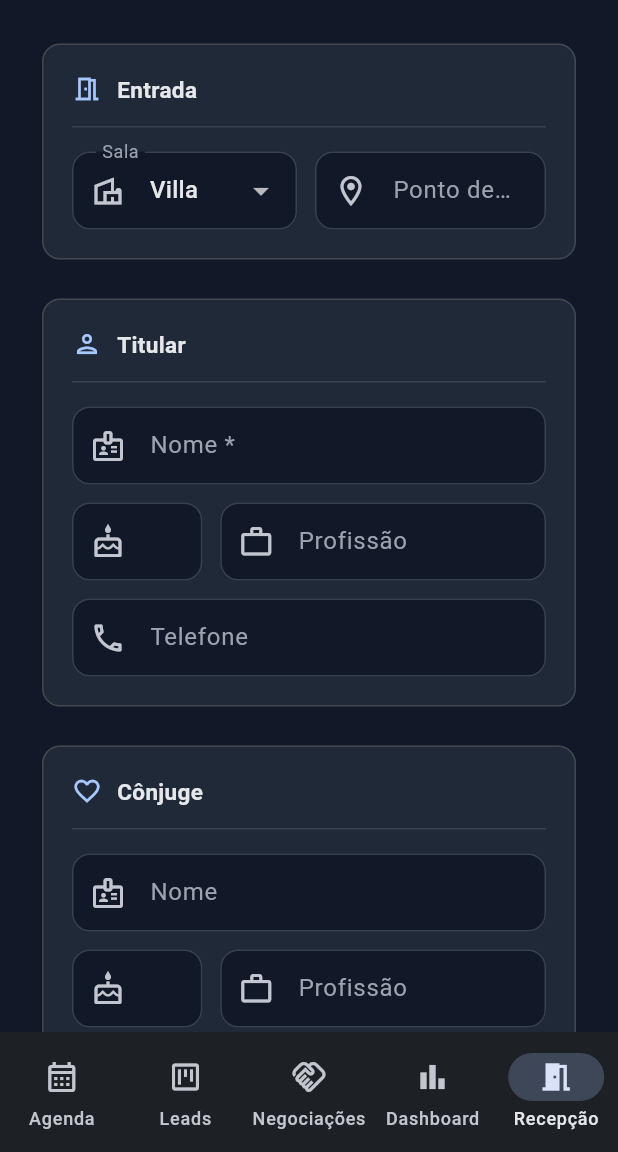
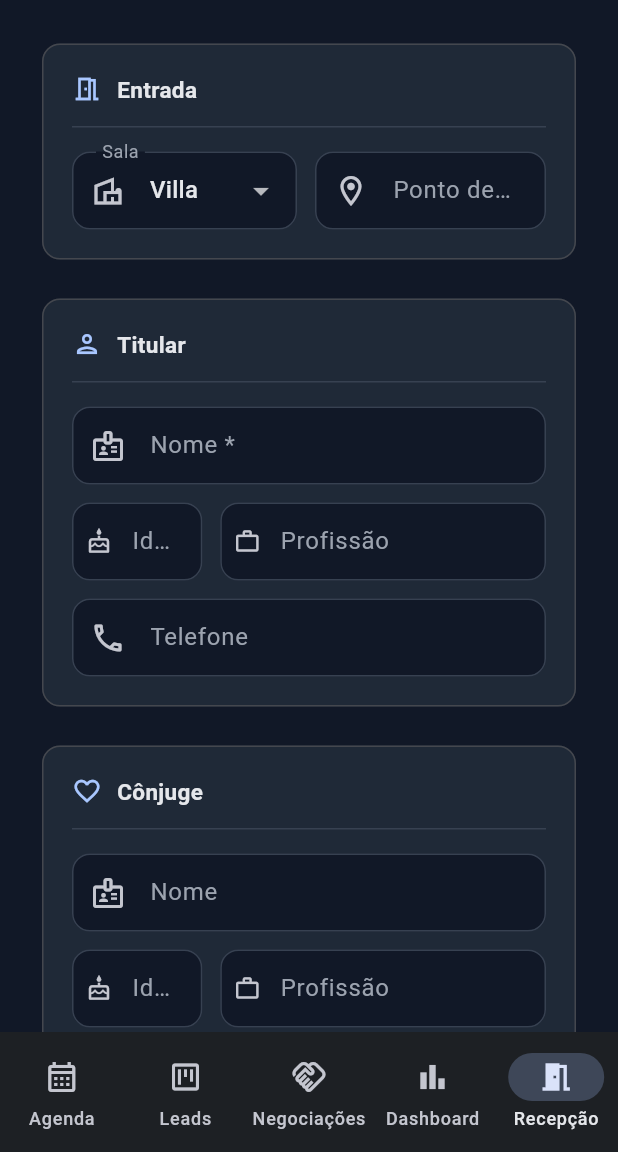
Before and after one commit to JeffHenriqueM/crm-pessoal, a Flutter app: the screen it shows once a user with an empty profile is signed in, item 5 of the bottom bar chosen, on a phone screen of 412 x 824 dp, the part 84-1236 px from its top. Run offline on Flutter 3.47's test engine with Material 3 defaults, Android fonts, the phone set to English and light mode, and no system bars; our stand-ins replace cloud_firestore, firebase_auth, firebase_core, firebase_messaging, fl_chart, font_awesome_flutter and 5 more; missing offline and left inert: add_2_calendar; accounts and stored records are empty.

Commit message:
fix: dropdown captador/vendedor + recepção com vendedor único (liner)
- Adiciona == e hashCode no Usuario model baseados no id, corrigindo o
  bug onde DropdownButtonFormField não conseguia selecionar o item
- Remove toggle Liner+Closer da recepção: na fase de entrada só um
  vendedor é atribuído (salvo como linerId para visibilidade na lista)
- Closer pode ser adicionado depois via ficha do cliente
- Garante ícones visíveis em Idade e Profissão com prefixIconConstraints
  menores (size:18, minWidth:36) para campos estreitos em Row

Co-Authored-By: Claude Sonnet 4.6 <noreply@anthropic.com>

```diff
--- a/lib/models/usuario_model.dart
+++ b/lib/models/usuario_model.dart
@@ -34,4 +34,10 @@ class Usuario {
       'ativo': ativo,
     };
   }
+
+  @override
+  bool operator ==(Object other) => other is Usuario && other.id == id;
+
+  @override
+  int get hashCode => id.hashCode;
 }
--- a/lib/screens/recepcao_screen.dart
+++ b/lib/screens/recepcao_screen.dart
@@ -92,11 +92,9 @@ class _RecepcaoScreenState extends State<RecepcaoScreen> {
   String?   _brinde;
   Usuario?  _captador;
 
-  // Vendedor — modo FTB ou liner+closer
-  bool     _doisVendedores = false;
-  Usuario? _vendedor; // FTB
-  Usuario? _liner;    // quem apresenta
-  Usuario? _closer;   // quem fecha
+  // Na recepção, apenas o Liner (apresentador) é atribuído.
+  // O Closer pode ser adicionado depois na ficha do cliente.
+  Usuario? _liner;
 
   List<Usuario> _usuarios          = [];
   bool          _carregandoUsuarios = true;
@@ -151,11 +149,11 @@ class _RecepcaoScreenState extends State<RecepcaoScreen> {
       final agora = DateTime.now();
       final numeroAtendimento = await _service.proximoNumeroAtendimento();
 
-      // Define vendedor, liner e closer conforme o modo
-      final String? vendedorId   = _doisVendedores ? _closer?.id   : _vendedor?.id;
-      final String? vendedorNome = _doisVendedores ? _closer?.nome  : _vendedor?.nome;
-      final String? linerId      = _doisVendedores ? _liner?.id     : null;
-      final String? linerNome    = _doisVendedores ? _liner?.nome   : null;
+      // Recepção atribui apenas o Liner. Closer = null até ser definido depois.
+      final String? linerId   = _liner?.id;
+      final String? linerNome = _liner?.nome;
+      const String? vendedorId   = null;
+      const String? vendedorNome = null;
 
       final cliente = Cliente(
         nome: _nomeCtrl.text.trim(),
@@ -246,12 +244,9 @@ class _RecepcaoScreenState extends State<RecepcaoScreen> {
       c.clear();
     }
     _captador = null;
-    _vendedor = null;
     _liner = null;
-    _closer = null;
     _brinde = null;
     _sala = 'Villa';
-    _doisVendedores = false;
   }
 
   // ── Build ─────────────────────────────────────────────────────────────────
@@ -326,7 +321,9 @@ class _RecepcaoScreenState extends State<RecepcaoScreen> {
                           controller: _idadeCtrl,
                           decoration: const InputDecoration(
                             labelText: 'Idade',
-                            prefixIcon: Icon(Icons.cake_outlined),
+                            prefixIcon: Icon(Icons.cake_outlined, size: 18),
+                            prefixIconConstraints:
+                                BoxConstraints(minWidth: 36, minHeight: 36),
                           ),
                           keyboardType: TextInputType.number,
                           inputFormatters: [FilteringTextInputFormatter.digitsOnly],
@@ -339,7 +336,9 @@ class _RecepcaoScreenState extends State<RecepcaoScreen> {
                           controller: _profissaoCtrl,
                           decoration: const InputDecoration(
                             labelText: 'Profissão',
-                            prefixIcon: Icon(Icons.work_outline),
+                            prefixIcon: Icon(Icons.work_outline, size: 18),
+                            prefixIconConstraints:
+                                BoxConstraints(minWidth: 36, minHeight: 36),
                           ),
                           textCapitalization: TextCapitalization.words,
                         ),
@@ -381,7 +380,9 @@ class _RecepcaoScreenState extends State<RecepcaoScreen> {
                           controller: _idadeConjugeCtrl,
                           decoration: const InputDecoration(
                             labelText: 'Idade',
-                            prefixIcon: Icon(Icons.cake_outlined),
+                            prefixIcon: Icon(Icons.cake_outlined, size: 18),
+                            prefixIconConstraints:
+                                BoxConstraints(minWidth: 36, minHeight: 36),
                           ),
                           keyboardType: TextInputType.number,
                           inputFormatters: [FilteringTextInputFormatter.digitsOnly],
@@ -394,7 +395,9 @@ class _RecepcaoScreenState extends State<RecepcaoScreen> {
                           controller: _profissaoConjugeCtrl,
                           decoration: const InputDecoration(
                             labelText: 'Profissão',
-                            prefixIcon: Icon(Icons.work_outline),
+                            prefixIcon: Icon(Icons.work_outline, size: 18),
+                            prefixIconConstraints:
+                                BoxConstraints(minWidth: 36, minHeight: 36),
                           ),
                           textCapitalization: TextCapitalization.words,
                         ),
@@ -437,105 +440,24 @@ class _RecepcaoScreenState extends State<RecepcaoScreen> {
                         onChanged: (v) => setState(() => _captador = v),
                         validator: (v) => v == null ? 'Selecione o captador' : null,
                       ),
-                      const SizedBox(height: 16),
-
-                      // Toggle: dois vendedores?
-                      Container(
-                        decoration: BoxDecoration(
-                          color: _doisVendedores
-                              ? cs.secondaryContainer.withValues(alpha: 0.4)
-                              : cs.surfaceContainerHighest.withValues(alpha: 0.3),
-                          borderRadius: BorderRadius.circular(10),
-                          border: Border.all(
-                            color: _doisVendedores
-                                ? cs.secondary
-                                : cs.outlineVariant,
-                            width: _doisVendedores ? 1.5 : 1,
-                          ),
-                        ),
-                        child: SwitchListTile(
-                          dense: true,
-                          contentPadding:
-                              const EdgeInsets.symmetric(horizontal: 14, vertical: 2),
-                          title: const Text(
-                            'Houve outro vendedor no atendimento?',
-                            style: TextStyle(fontSize: 14),
-                          ),
-                          subtitle: Text(
-                            _doisVendedores
-                                ? 'Liner + Closer — ambos aparecerão na lista de leads'
-                                : 'Não — vendedor único (FTB)',
-                            style: TextStyle(
-                              fontSize: 12,
-                              color: _doisVendedores
-                                  ? cs.secondary
-                                  : cs.onSurfaceVariant,
-                            ),
-                          ),
-                          value: _doisVendedores,
-                          onChanged: (v) => setState(() {
-                            _doisVendedores = v;
-                            _vendedor = null;
-                            _liner = null;
-                            _closer = null;
-                          }),
-                        ),
-                      ),
                       const SizedBox(height: 14),
 
-                      // Modo FTB — vendedor único
-                      if (!_doisVendedores)
-                        DropdownButtonFormField<Usuario>(
-                          value: _vendedor,
-                          isExpanded: true,
-                          decoration: InputDecoration(
-                            labelText: 'Vendedor (FTB) *',
-                            prefixIcon: const Icon(Icons.handshake_outlined),
-                            suffixIcon: Tooltip(
-                              message: 'FTB = Full Table Buy — vendedor único',
-                              child: Icon(Icons.info_outline,
-                                  size: 16, color: cs.onSurfaceVariant),
-                            ),
-                          ),
-                          hint: const Text('Selecione'),
-                          items: _usuarios.map((u) =>
-                            DropdownMenuItem(value: u, child: Text(u.nome))).toList(),
-                          onChanged: (v) => setState(() => _vendedor = v),
-                          validator: (v) => v == null ? 'Selecione o vendedor' : null,
-                        )
-
-                      // Modo Liner + Closer
-                      else ...[
+                      // Vendedor (Liner) — Closer pode ser adicionado depois
                       DropdownButtonFormField<Usuario>(
                         value: _liner,
                         isExpanded: true,
                         decoration: const InputDecoration(
-                            labelText: 'Liner (apresenta) *',
+                          labelText: 'Vendedor *',
                           prefixIcon: Icon(Icons.record_voice_over_outlined),
                         ),
                         hint: const Text('Selecione'),
                         items: _usuarios.map((u) =>
                           DropdownMenuItem(value: u, child: Text(u.nome))).toList(),
                         onChanged: (v) => setState(() => _liner = v),
-                          validator: (v) => v == null ? 'Selecione o liner' : null,
+                        validator: (v) => v == null ? 'Selecione o vendedor' : null,
                       ),
                       const SizedBox(height: 14),
-                        DropdownButtonFormField<Usuario>(
-                          value: _closer,
-                          isExpanded: true,
-                          decoration: const InputDecoration(
-                            labelText: 'Closer (fecha) *',
-                            prefixIcon: Icon(Icons.handshake_outlined),
-                          ),
-                          hint: const Text('Selecione'),
-                          items: _usuarios.map((u) =>
-                            DropdownMenuItem(value: u, child: Text(u.nome))).toList(),
-                          onChanged: (v) => setState(() => _closer = v),
-                          validator: (v) => v == null ? 'Selecione o closer' : null,
-                        ),
-                      ],
 
-                      const SizedBox(height: 14),
                       // Brinde
                       DropdownButtonFormField<String>(
                         value: _brinde,
```
Lines whose indentation alone changed are shown as unchanged.
